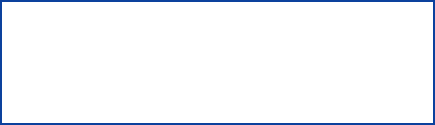
Qt form parsec/core/gui/forms/message_dialog.ui (Scille/parsec-cloud) before a commit.
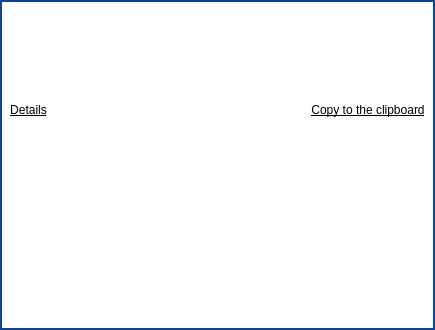
The same form after that commit. Icons and pictures are not drawn.

Commit message: [GUI] Added details to message dialog

The edit to the form file:
```diff
--- a/parsec/core/gui/forms/message_dialog.ui
+++ b/parsec/core/gui/forms/message_dialog.ui
@@ -35,6 +35,22 @@
    <string notr="true">QPushButton:pressed
 {
 border: 0;
+}
+
+QScrollBar:vertical
+{
+background: rgb(255, 255, 255);
+}
+
+QScrollBar::handle:vertical
+{
+background: rgb(12, 65, 157);
+}
+
+QScrollBar::add-line:vertical, QScrollBar::sub-line:vertical
+{
+border: none;
+background: none;
 }</string>
   </property>
   <property name="modal">
@@ -102,7 +118,7 @@
        <number>0</number>
       </property>
       <property name="bottomMargin">
-       <number>30</number>
+       <number>10</number>
       </property>
       <item>
        <layout class="QHBoxLayout" name="horizontalLayout" stretch="0,0">
@@ -260,6 +276,108 @@
         </item>
        </layout>
       </item>
+      <item>
+       <layout class="QHBoxLayout" name="horizontalLayout_3">
+        <property name="topMargin">
+         <number>10</number>
+        </property>
+        <property name="rightMargin">
+         <number>10</number>
+        </property>
+        <item>
+         <widget class="QPushButton" name="button_details">
+          <property name="font">
+           <font>
+            <underline>true</underline>
+           </font>
+          </property>
+          <property name="text">
+           <string>Details</string>
+          </property>
+          <property name="icon">
+           <iconset resource="../rc/resources.qrc">
+            <normaloff>:/icons/images/icons/down-arrow.png</normaloff>:/icons/images/icons/down-arrow.png</iconset>
+          </property>
+         </widget>
+        </item>
+        <item>
+         <spacer name="horizontalSpacer_2">
+          <property name="orientation">
+           <enum>Qt::Horizontal</enum>
+          </property>
+          <property name="sizeHint" stdset="0">
+           <size>
+            <width>40</width>
+            <height>20</height>
+           </size>
+          </property>
+         </spacer>
+        </item>
+        <item>
+         <widget class="QPushButton" name="button_copy">
+          <property name="font">
+           <font>
+            <underline>true</underline>
+           </font>
+          </property>
+          <property name="text">
+           <string>Copy to the clipboard</string>
+          </property>
+         </widget>
+        </item>
+       </layout>
+      </item>
+      <item>
+       <layout class="QHBoxLayout" name="horizontalLayout_4">
+        <property name="leftMargin">
+         <number>0</number>
+        </property>
+        <property name="topMargin">
+         <number>0</number>
+        </property>
+        <property name="rightMargin">
+         <number>10</number>
+        </property>
+        <property name="bottomMargin">
+         <number>0</number>
+        </property>
+        <item>
+         <widget class="QPlainTextEdit" name="text_details">
+          <property name="minimumSize">
+           <size>
+            <width>0</width>
+            <height>200</height>
+           </size>
+          </property>
+          <property name="frameShape">
+           <enum>QFrame::NoFrame</enum>
+          </property>
+          <property name="frameShadow">
+           <enum>QFrame::Plain</enum>
+          </property>
+          <property name="horizontalScrollBarPolicy">
+           <enum>Qt::ScrollBarAsNeeded</enum>
+          </property>
+          <property name="readOnly">
+           <bool>true</bool>
+          </property>
+         </widget>
+        </item>
+       </layout>
+      </item>
+      <item>
+       <spacer name="verticalSpacer">
+        <property name="orientation">
+         <enum>Qt::Vertical</enum>
+        </property>
+        <property name="sizeHint" stdset="0">
+         <size>
+          <width>20</width>
+          <height>40</height>
+         </size>
+        </property>
+       </spacer>
+      </item>
      </layout>
     </widget>
    </item>
```
The commit also changes 2 other files.
